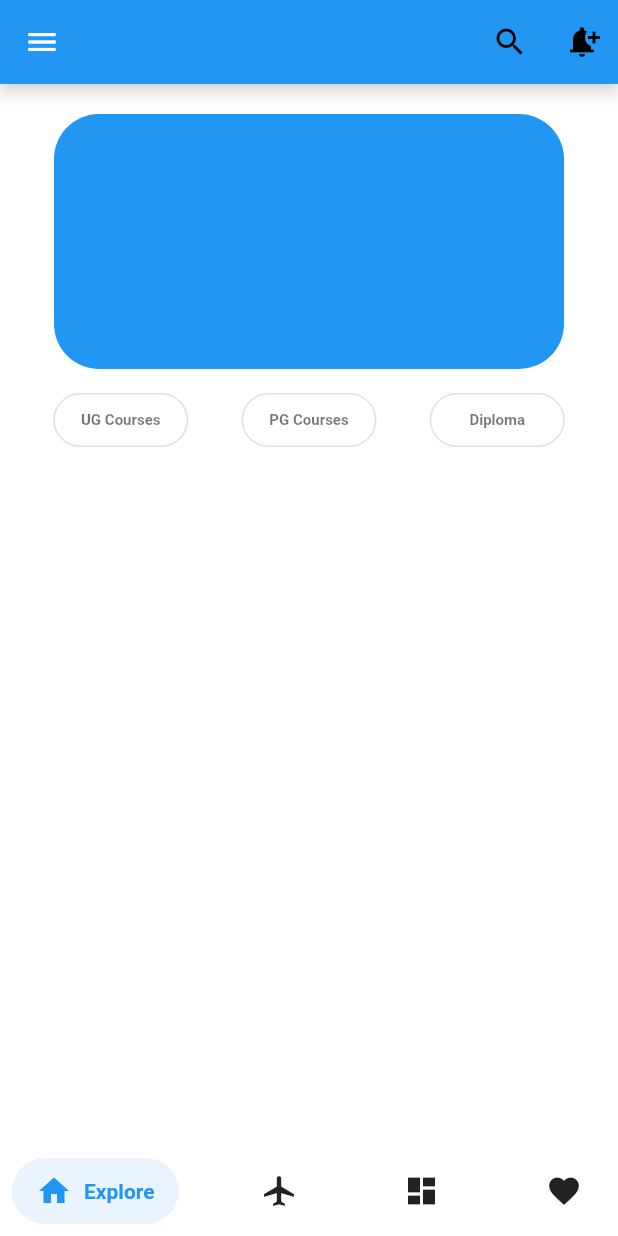
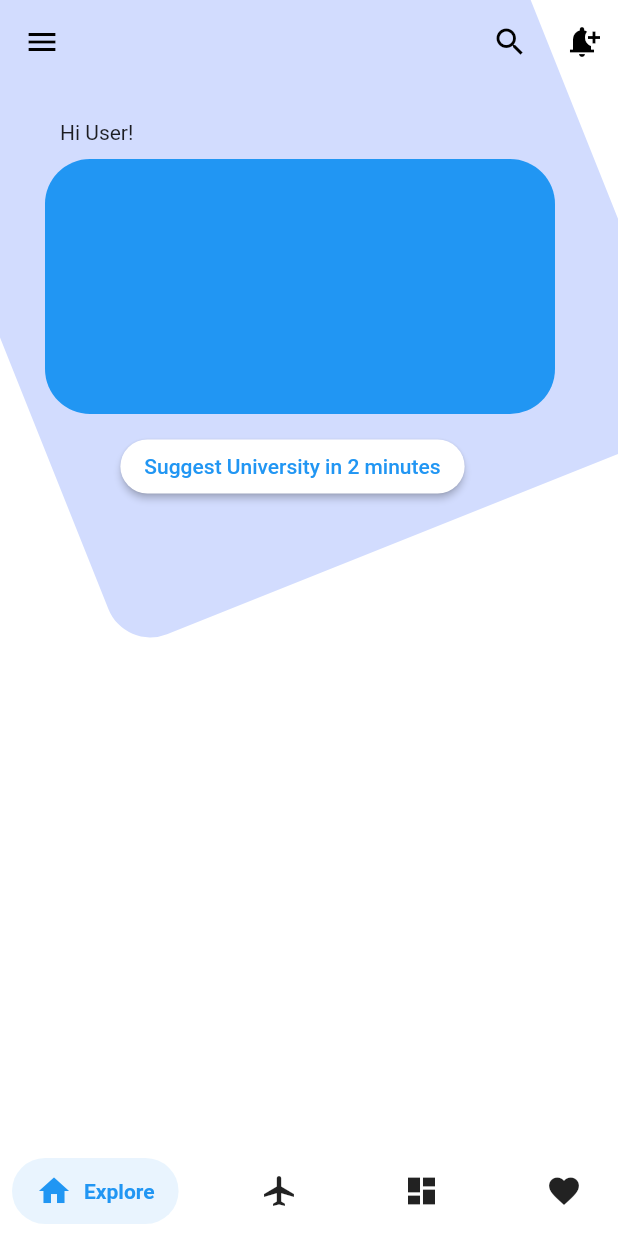
Before and after one commit to kriti-banka/college-vidya-app-flutter, a Flutter app: the screen it shows after launch, after a tap on "Login", on a phone screen of 412 x 824 dp. Run offline on Flutter 3.47's test engine with Material 2 defaults, Android fonts, the light colour scheme and no system bars; drawn by our look-alikes of salomon_bottom_bar.

Commit message:
Background

```diff
--- a/lib/Screens/Home.dart
+++ b/lib/Screens/Home.dart
@@ -16,7 +16,9 @@ class _homeState extends State<home> {
     return Scaffold(
       backgroundColor: Colors.white,
       appBar: AppBar(
-        backgroundColor: Colors.blue,
+        iconTheme: IconThemeData(color: Colors.black),
+        backgroundColor: Colors.transparent,
+        elevation: 0,
         shadowColor: Colors.white,
         actions: [
           IconButton(onPressed: (){
@@ -26,46 +28,114 @@ class _homeState extends State<home> {
           IconButton(onPressed: (){}, icon: Icon(Icons.notification_add,color: Colors.black,)),
         ],
       ),
+      extendBodyBehindAppBar: true,
 
       drawer: myDrawer(context),
 
       bottomNavigationBar: BottomNavigation(),
 
-      body: SingleChildScrollView(
-        child: Column(
+      body: Stack(
           children: [
-            Padding(
-              padding: const EdgeInsets.fromLTRB(0, 20, 0, 0),
-              child: Container(height: 170,width: 340,
-              decoration: BoxDecoration(color: Colors.blue,borderRadius: BorderRadius.all(Radius.circular(30))),),
-            ),
+          Transform.rotate(
+                angle: -0.38,
+                alignment: Alignment.centerLeft,
 
-            SizedBox(height: 10,),
-            Row(mainAxisAlignment: MainAxisAlignment.spaceEvenly,children: [
-              SizedBox(width: 90,
-                child: OutlinedButton(onPressed: (){}, child: Text("UG Courses",
-                  style: TextStyle(color: Colors.black54, fontWeight: FontWeight.w700,fontSize: 10),),
-                style: OutlinedButton.styleFrom(
-                    shape: RoundedRectangleBorder(borderRadius: BorderRadius.circular(30))),),
+              child: Container(
+                child: Text('.'),
+                width: 700,height: 450,
+                decoration: BoxDecoration(
+                  color: Color(0xff698BFB).withOpacity(0.3),
+                  borderRadius: BorderRadius.all(Radius.circular(30))
+                ),
+              ),
               ),
 
-              SizedBox(width: 90,
-                child: OutlinedButton(onPressed: (){}, child: Text("PG Courses",
-                  style: TextStyle(color: Colors.black54,fontWeight: FontWeight.w700,fontSize: 10),),
-                  style: OutlinedButton.styleFrom(
-                      shape: RoundedRectangleBorder(borderRadius: BorderRadius.circular(30))),),
+            Padding(
+              padding: const EdgeInsets.only(top: 80,left: 30),
+              child: SingleChildScrollView(
+                child: Column(
+                  crossAxisAlignment: CrossAxisAlignment.start,
+                  children: [
+
+                    Padding(
+                      padding: const EdgeInsets.only(left: 10),
+                      child: Text('Hi User!'),
+                    ),
+
+                    SizedBox(height: 10,),
+
+                    Container(height: 170,width: 340,
+                        decoration: BoxDecoration(color: Colors.blue,
+                            borderRadius: BorderRadius.all(Radius.circular(30)))
+                    ),
+
+                    SizedBox(width: 330,height: 70,
+                      child: Center(
+                        child: ElevatedButton(
+                            style: ElevatedButton.styleFrom(backgroundColor: Colors.white,
+                                shape: RoundedRectangleBorder(borderRadius: BorderRadius.circular(20))),
+                            onPressed: (){
+                              Navigator.pushNamed(context, '/suggest');
+                            },
+                            child: Text("Suggest University in 2 minutes",
+                            style: TextStyle(color: Colors.blue),)),
+                      ),
+                    )
+                  ],
+                ),
               ),
+            )
 
-              SizedBox(width: 90,
-                child: OutlinedButton(onPressed: (){}, child: Text("Diploma",
-                  style: TextStyle(color: Colors.black54,fontWeight: FontWeight.w700,fontSize: 10),),
-                  style: OutlinedButton.styleFrom(
-                      shape: RoundedRectangleBorder(borderRadius: BorderRadius.circular(30))),),
-              )
-            ],)
+
+
+
           ],
         ),
-      ),
+
+      // body: SingleChildScrollView(
+      //
+      //   padding: EdgeInsets.symmetric(horizontal: 30),
+      //
+      //   child: Column(
+      //
+      //     crossAxisAlignment: CrossAxisAlignment.start,
+      //
+      //     children: [
+      //
+      //       Text('    Hi User'),
+      //
+      //       Padding(
+      //         padding: const EdgeInsets.fromLTRB(0, 10, 0, 0),
+      //         child: Container(height: 170,width: 340,
+      //         decoration: BoxDecoration(color: Colors.blue,borderRadius: BorderRadius.all(Radius.circular(30))),),
+      //       ),
+      //
+      //       SizedBox(height: 10,),
+      //       Row(mainAxisAlignment: MainAxisAlignment.spaceEvenly,children: [
+      //         SizedBox(width: 90,
+      //           child: OutlinedButton(onPressed: (){}, child: Text("UG Courses",
+      //             style: TextStyle(color: Colors.black54, fontWeight: FontWeight.w700,fontSize: 10),),
+      //           style: OutlinedButton.styleFrom(
+      //               shape: RoundedRectangleBorder(borderRadius: BorderRadius.circular(30))),),
+      //         ),
+      //
+      //         SizedBox(width: 90,
+      //           child: OutlinedButton(onPressed: (){}, child: Text("PG Courses",
+      //             style: TextStyle(color: Colors.black54,fontWeight: FontWeight.w700,fontSize: 10),),
+      //             style: OutlinedButton.styleFrom(
+      //                 shape: RoundedRectangleBorder(borderRadius: BorderRadius.circular(30))),),
+      //         ),
+      //
+      //         SizedBox(width: 90,
+      //           child: OutlinedButton(onPressed: (){}, child: Text("Diploma",
+      //             style: TextStyle(color: Colors.black54,fontWeight: FontWeight.w700,fontSize: 10),),
+      //             style: OutlinedButton.styleFrom(
+      //                 shape: RoundedRectangleBorder(borderRadius: BorderRadius.circular(30))),),
+      //         )
+      //       ],)
+      //     ],
+      //   ),
+      // ),
 
     );
   }
--- a/lib/Screens/Signin.dart
+++ b/lib/Screens/Signin.dart
@@ -73,7 +73,7 @@ class _signinState extends State<signin> {
                       fontWeight: FontWeight.bold,
                       fontSize: 20),),
                       onPressed: (){
-                        Navigator.pushNamed(context,'/login');
+                        Navigator.pushNamed(context,'/home');
                       },
                       style: ElevatedButton.styleFrom(
                         backgroundColor: Color(0xff001149),
@@ -97,7 +97,7 @@ class _signinState extends State<signin> {
                         ),
                         GestureDetector(
                           onTap: (){
-                            Navigator.pushNamed(context,'/Sign up Text');
+                            Navigator.pushNamed(context,'/Signup');
                           },
                           child: Text('Sign up',style: TextStyle(
                               color: Colors.red[700],fontSize: 15,fontWeight: FontWeight.w500
--- a/lib/Screens/completeprofile.dart
+++ b/lib/Screens/completeprofile.dart
@@ -118,7 +118,7 @@ class _completeprofileState extends State<completeprofile> {
                     fontWeight: FontWeight.bold,
                     fontSize: 20),),
                 onPressed: (){
-                  Navigator.pushNamed(context,'/login');
+                  Navigator.pushNamed(context,'/home');
                 },
                 style: ElevatedButton.styleFrom(
                     backgroundColor: Color(0xff001149),
--- a/lib/Widgets/drawer.dart
+++ b/lib/Widgets/drawer.dart
@@ -14,6 +14,7 @@ Widget myDrawer(BuildContext context){
           child: Row(mainAxisAlignment: MainAxisAlignment.spaceAround,
             children: [Padding(
               padding: const EdgeInsets.fromLTRB(0,70,0,0),
+              child: Container(
                 child: Column(crossAxisAlignment: CrossAxisAlignment.start,
                   children: [
                     CircleAvatar(),
@@ -23,9 +24,13 @@ Widget myDrawer(BuildContext context){
                   ],
                 ),
               ),
-            GestureDetector(
-              onTap: (){},
-            child: Text("Login",style: TextStyle(color: Colors.white),),)],
+            ),
+            Container(child: Row(
+              children: [IconButton(onPressed: (){}, icon: Icon(Icons.toggle_off_outlined,color: Colors.white,)),
+                Text("Theme",style: TextStyle(color: Colors.white),)],
+            ),)
+
+            ],
           ),
       )),
 
@@ -41,13 +46,13 @@ Widget myDrawer(BuildContext context){
                   title: Text("Search university in 2 minutes",
                     style: TextStyle(color: Colors.white),),
                   onTap: (){
-                    Navigator.pushNamed(context, '/suggest uni');
+                    Navigator.pushNamed(context, '/suggest');
                   },
                 ),
 
                 ListTile(
                   leading: Icon(CupertinoIcons.building_2_fill,color: Colors.white,),
-                  title: Text("Search by University",
+                  title: Text("Search by Courses",
                     style: TextStyle(color: Colors.white),),
                   onTap: (){},
                 ),
@@ -101,7 +106,7 @@ Widget myDrawer(BuildContext context){
               title: Text("Logout",style: TextStyle(color: Colors.white,
                   fontSize: 20,fontWeight: FontWeight.bold),),
              onTap: (){
-                Navigator.pushNamed(context, '/login text');
+                Navigator.pushNamed(context, '/signin');
              },
             )
           ))
--- a/lib/main.dart
+++ b/lib/main.dart
@@ -5,7 +5,7 @@ import 'package:collegevidya/Screens/completeprofile.dart';
 import 'package:flutter/material.dart';
 import 'Screens/Home.dart';
 import 'Screens/search.dart';
-import 'Screens/searchuniversity.dart';
+import 'Screens/Suggestin2min.dart';
 
 void main(){
   runApp(
@@ -13,12 +13,12 @@ void main(){
       debugShowCheckedModeBanner: false,
       home: Splash(),
       routes: {
-        "/login" : (context) => home(),
-        "/Sign up Text": (context) => signup(),
-        "/signupbutton": (context) => completeprofile(),
-        "/login text": (context) => signin(),
+        "/home" : (context) => home(),
+        "/Signup": (context) => signup(),
+        "/completeprofile": (context) => completeprofile(),
+        "/signin": (context) => signin(),
         "/search": (context) => search(),
-        "/suggest uni": (context) => suggestuni(),
+        "/suggest": (context) => suggest(),
       },
     ),
   );
```
Also changed, not shown: lib/Screens/Signup.dart (+2 -17 lines), lib/Screens/search.dart (+4 -26 lines), lib/Screens/searchuniversity.dart (deleted, +0 -24 lines). Lines whose indentation alone changed are shown as unchanged.
